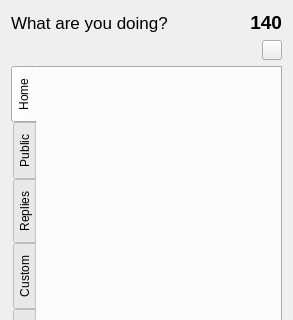
The window that trunk/src/MainWindow.ui (asolfre/qwit) describes before a commit, drawn with Qt 5; both pictures show x 0 to 293 and y 0 to 320 of the 293 by 535 pixel window.
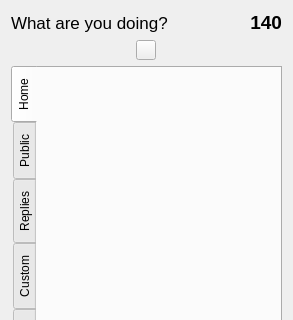
The same window after the commit. Icons and pictures are not drawn.

Commit message: Moved twitpic button

Diff of the .ui file:
```diff
--- a/trunk/src/MainWindow.ui
+++ b/trunk/src/MainWindow.ui
@@ -223,21 +223,8 @@
      <item>
       <layout class="QHBoxLayout" name="horizontalLayout">
        <item>
-        <spacer name="horizontalSpacer">
-         <property name="orientation">
-          <enum>Qt::Horizontal</enum>
-         </property>
-         <property name="sizeHint" stdset="0">
-          <size>
-           <width>40</width>
-           <height>20</height>
-          </size>
-         </property>
-        </spacer>
-       </item>
-       <item>
-        <widget class="QToolButton" name="twitPicButton">
-         <property name="maximumSize">
+        <widget class="QToolButton" name="twitPicButton" >
+         <property name="maximumSize" >
           <size>
            <width>20</width>
            <height>20</height>
```
Left out of the diff: 14 changed lines with no effect on the pictures. The commit also changes 1 other file.
